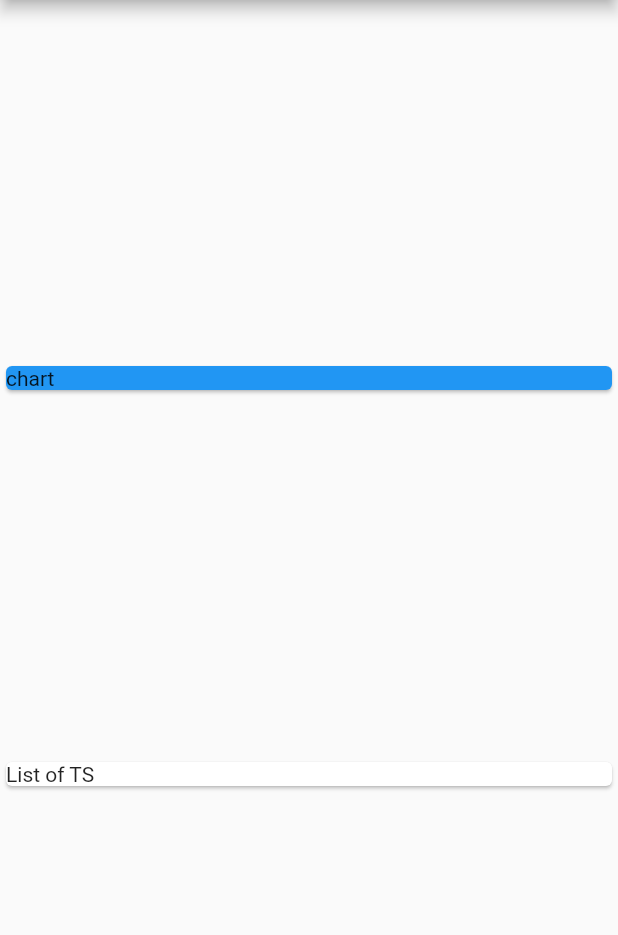
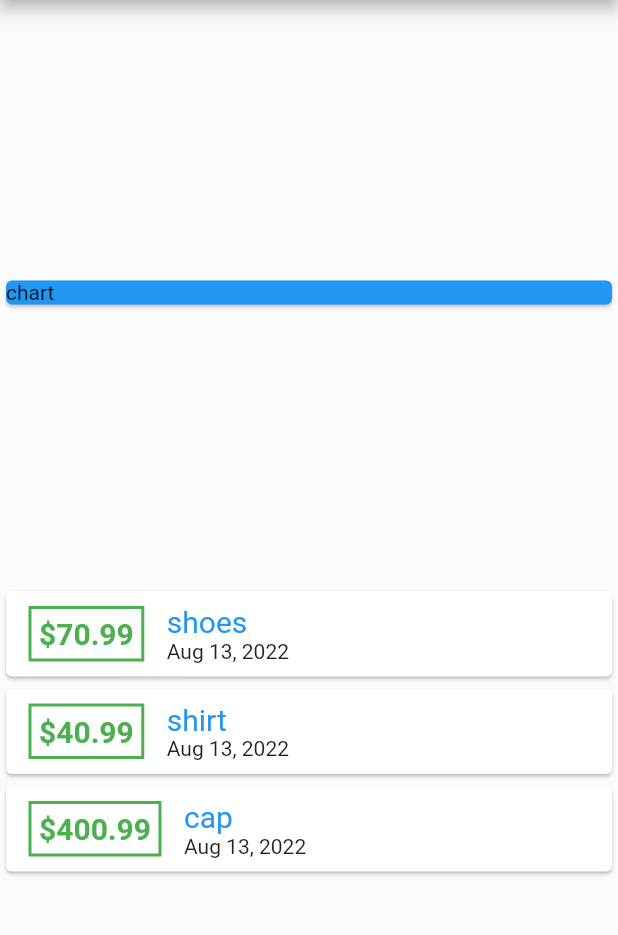
Before and after one commit to toufik777/scheduler, a Flutter app: the screen it shows after launch, on a phone screen of 412 x 824 dp, the part 84-1019 px from its top. Run offline on Flutter 3.47's test engine with Material 2 defaults, Android fonts, the phone set to English and light mode, and no system bars.

Commit message:
third commit

```diff
--- a/lib/main.dart
+++ b/lib/main.dart
@@ -1,4 +1,5 @@
 import 'package:flutter/material.dart';
+import 'package:intl/intl.dart';
 import './Transaction.dart';
 
 void main() => runApp(MainWidget());
@@ -27,6 +28,12 @@ class MyHomePage extends StatelessWidget {
       amount: 40.99,
       date: DateTime.now(),
     ),
+    Transaction(
+      id: 't3',
+      title: 'cap',
+      amount: 400.99,
+      date: DateTime.now(),
+    ),
   ];
   @override
   Widget build(BuildContext context) {
@@ -45,9 +52,49 @@ class MyHomePage extends StatelessWidget {
               child: Text('chart'),
             ),
           ),
-          Card(
-            child: Text('List of TS'),
-          ),
+          Column(
+              children: transaction.map((tx) {
+            return Card(
+              child: Row(children: <Widget>[
+                Container(
+                  margin: EdgeInsets.symmetric(
+                    vertical: 10,
+                    horizontal: 15,
+                  ),
+                  decoration: BoxDecoration(
+                    border: Border.all(
+                      color: Colors.green,
+                      width: 2,
+                    ),
+                  ),
+                  padding: EdgeInsets.all(5),
+                  child: Text(
+                    '\$${tx.amount}',
+                    style: TextStyle(
+                      fontWeight: FontWeight.bold,
+                      fontSize: 20,
+                      color: Colors.green,
+                    ),
+                  ),
+                ),
+                Column(
+                  crossAxisAlignment: CrossAxisAlignment.start,
+                  children: <Widget>[
+                    Text(
+                      tx.title,
+                      style: TextStyle(
+                        fontSize: 20,
+                        color: Colors.blue,
+                      ),
+                    ),
+                    Text(
+                      DateFormat.yMMMd().format(tx.date),
+                    )
+                  ],
+                )
+              ]),
+            );
+          }).toList())
         ],
       ),
     );
--- a/pubspec.yaml
+++ b/pubspec.yaml
@@ -29,7 +29,7 @@ environment:
 dependencies:
   flutter:
     sdk: flutter
-
+  intl: ^0.17.0
 
   # The following adds the Cupertino Icons font to your application.
   # Use with the CupertinoIcons class for iOS style icons.
```
Also changed, not shown: pubspec.lock.
